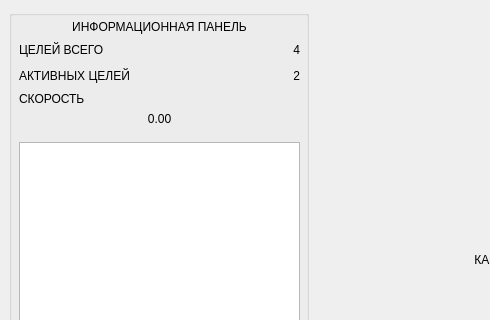
This is src/UBoatCVSWorkstation/mainwindow.ui in valabsoft/UBoatCVS as Qt 5 draws it before an edit; both pictures show x 0 to 490 and y 0 to 320 of the 800 by 600 pixel window. The edited form follows.
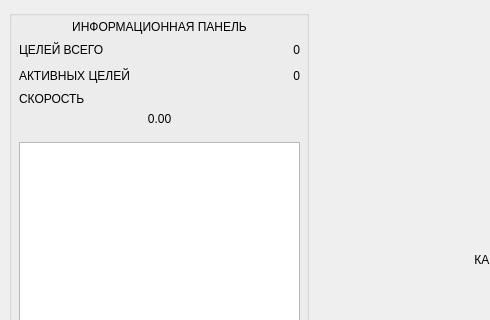
This is the edited form.

Diff of the .ui file:
```diff
--- a/src/UBoatCVSWorkstation/mainwindow.ui
+++ b/src/UBoatCVSWorkstation/mainwindow.ui
@@ -384,7 +384,7 @@
            </size>
           </property>
           <property name="text">
-           <string>4</string>
+           <string>0</string>
           </property>
           <property name="alignment">
            <set>Qt::AlignmentFlag::AlignRight|Qt::AlignmentFlag::AlignTrailing|Qt::AlignmentFlag::AlignVCenter</set>
@@ -427,7 +427,7 @@
            </size>
           </property>
           <property name="text">
-           <string>2</string>
+           <string>0</string>
           </property>
           <property name="alignment">
            <set>Qt::AlignmentFlag::AlignRight|Qt::AlignmentFlag::AlignTrailing|Qt::AlignmentFlag::AlignVCenter</set>
```
